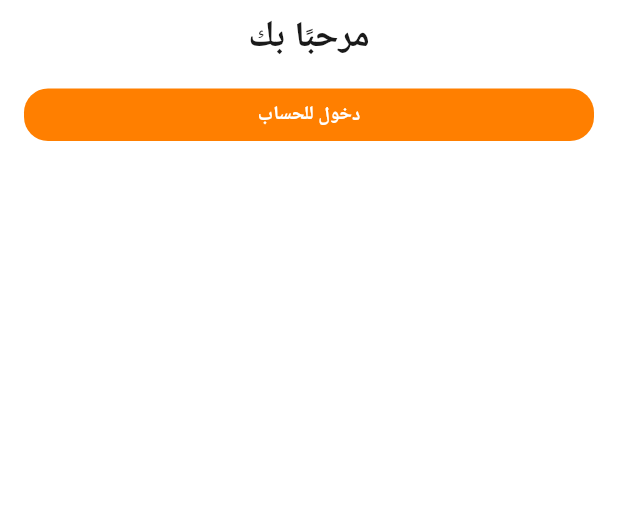
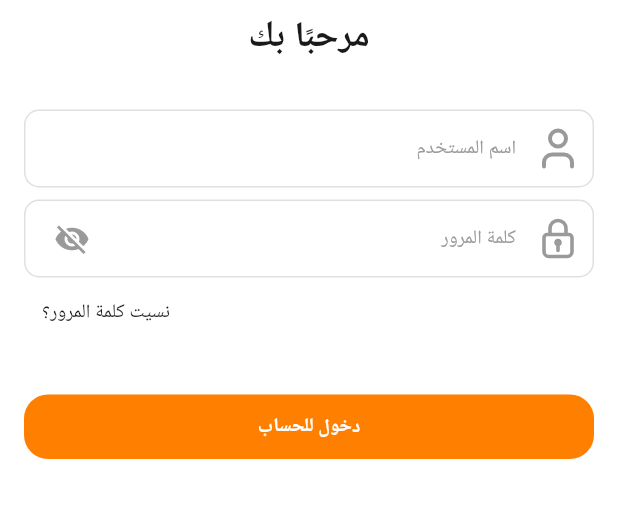
Before and after one commit to AhmedNasser24/Bastogah_app, a Flutter app: the screen it shows after launch, on a phone screen of 412 x 824 dp, the part 153-671 px from its top. Run offline on Flutter 3.47's test engine with Material 3 defaults, Android fonts, the light colour scheme and no system bars; our stand-ins replace easy_localization, flutter_svg, gap, go_router; Roboto replaces fonts that are missing (Cairo).

Commit message:
make username and password field

```diff
--- a/assets/translations/ar.json
+++ b/assets/translations/ar.json
@@ -1,6 +1,9 @@
 {
   "merchant": {
     "welcome": "مرحبًا بك",
-    "login": "دخول للحساب"
+    "login": "دخول للحساب",
+    "username_hint": "اسم المستخدم",
+    "password_hint": "كلمة المرور",
+    "forget_password": "نسيت كلمة المرور؟"
   }
 }
--- a/lib/core/responsive_helper/responsive_size.dart
+++ b/lib/core/responsive_helper/responsive_size.dart
@@ -16,10 +16,10 @@ double getScaleFactor(BuildContext context) {
   double screenWidth = context.screenWidth;
 
   if (screenWidth < SizeConfig.mobileBreakpoint) {
-    return screenWidth / 430; // Mobile
+    return screenWidth / 360; // Mobile
   } else if (screenWidth < SizeConfig.tabletBreakpoint) {
-    return screenWidth / 1100; // Tablet
+    return screenWidth / 1000; // Tablet
   } else {
-    return screenWidth / 1400; // Desktop
+    return screenWidth / 1500; // Desktop
   }
 }
--- a/lib/core/theme/app_font_style.dart
+++ b/lib/core/theme/app_font_style.dart
@@ -14,4 +14,14 @@ class AppFontStyle {
     fontSize: responsiveSize(context, 30),
     fontWeight: FontWeight.bold,
   );
+  static TextStyle regular16grey(BuildContext context) => TextStyle(
+    color: AppColors.grey,
+    fontSize: responsiveSize(context, 16),
+    fontWeight: FontWeight.normal,
+  );
+  static TextStyle regular16black1A(BuildContext context) => TextStyle(
+    color: AppColors.black1A,
+    fontSize: responsiveSize(context, 16),
+    fontWeight: FontWeight.normal,
+  );
 }
--- a/lib/core/widgets/custom_button.dart
+++ b/lib/core/widgets/custom_button.dart
@@ -36,7 +36,7 @@ class CustomButton extends StatelessWidget {
         borderRadius != null ? borderRadius! : 16.0,
       ),
       child: Container(
-        padding: const EdgeInsets.symmetric(vertical: 8, horizontal: 16),
+        padding: const EdgeInsets.symmetric(vertical: 12, horizontal: 16),
         width: width,
         constraints: BoxConstraints(maxWidth: maxWidth),
         decoration: BoxDecoration(
--- a/lib/core/widgets/custom_text_form_field.dart
+++ b/lib/core/widgets/custom_text_form_field.dart
@@ -1,121 +1,121 @@
-// import 'package:chef_app/core/utils/themes/app_colors.dart';
-// import 'package:chef_app/core/utils/themes/app_font_style.dart';
-// import 'package:flutter/material.dart';
-// import 'package:flutter/services.dart';
-// import 'package:gap/gap.dart';
+import 'package:flutter/material.dart';
+import 'package:flutter/services.dart';
 
-// class CustomTextFormField extends StatelessWidget {
-//   const CustomTextFormField({
-//     super.key,
-//     this.hintText,
-//     this.keyboardType,
-//     this.obscureText,
-//     this.suffixIcon,
-//     this.prefixIcon,
-//     this.validator,
-//     this.onChanged,
-//     this.onSaved,
-//     this.onTap,
-//     this.readOnly = false,
-//     this.controller,
-//     this.maxLines = 1,
-//     this.hintStyle,
-//     this.textStyle,
-//     this.filled,
-//     this.fillColor,
-//     this.borderSide,
-//     this.autovalidateMode,
-//     this.inputFormatters,
-//     this.title,
-//     this.borderWidth,
-//     this.borderColor,
-//   });
-//   final String? hintText;
-//   final TextInputType? keyboardType;
-//   final bool? obscureText;
-//   final Widget? suffixIcon, prefixIcon;
-//   final String? Function(String?)? validator;
-//   final void Function(String)? onChanged;
-//   final void Function(String?)? onSaved;
-//   final void Function()? onTap;
-//   final bool readOnly;
-//   final TextEditingController? controller;
-//   final int? maxLines;
-//   final TextStyle? textStyle, hintStyle;
-//   final Color? fillColor;
-//   final bool? filled;
-//   final double? borderSide;
-//   final AutovalidateMode? autovalidateMode;
-//   final List<TextInputFormatter>? inputFormatters;
-//   final String? title;
-//   final double? borderWidth ;
-//   final Color? borderColor ;
-//   @override
-//   Widget build(BuildContext context) {
-//     return Column(
-//       crossAxisAlignment: CrossAxisAlignment.start,
-//       mainAxisSize: MainAxisSize.min,
-//       children: [
-//         if (title != null) ...{
-//           Text(title!, style: AppFontStyle.regular16WhiteE7),
-//           const Gap(6),
-//         },
+import '../theme/app_colors.dart';
+import '../theme/app_font_style.dart';
 
-//         TextFormField(
-//           autovalidateMode: AutovalidateMode.onUserInteraction,
-//           inputFormatters: inputFormatters,
-//           controller: controller,
-//           keyboardType: keyboardType,
-//           obscureText: obscureText ?? false,
-//           obscuringCharacter: '.',
-//           validator: validator,
-//           onChanged: onChanged,
-//           onSaved: onSaved,
-//           onTap: onTap,
-//           readOnly: readOnly,
-//           maxLines: maxLines,
-//           style: AppFontStyle.regular14White,
+class CustomTextFormField extends StatelessWidget {
+  const CustomTextFormField({
+    super.key,
+    this.hintText,
+    this.keyboardType,
+    this.obscureText,
+    this.suffixIcon,
+    this.prefixIcon,
+    this.validator,
+    this.onChanged,
+    this.onSaved,
+    this.onTap,
+    this.readOnly = false,
+    this.controller,
+    this.maxLines = 1,
+    this.hintStyle,
+    this.textStyle,
+    this.filled = false,
+    this.fillColor = AppColors.white,
+    this.borderSide,
+    this.autovalidateMode,
+    this.inputFormatters,
+    this.title,
+    this.borderWidth,
+    this.borderColor = AppColors.lightGrey,
+  });
+  final String? hintText;
+  final TextInputType? keyboardType;
+  final bool? obscureText;
+  final Widget? suffixIcon, prefixIcon;
+  final String? Function(String?)? validator;
+  final void Function(String)? onChanged;
+  final void Function(String?)? onSaved;
+  final void Function()? onTap;
+  final bool readOnly;
+  final TextEditingController? controller;
+  final int? maxLines;
+  final TextStyle? textStyle, hintStyle;
+  final Color? fillColor;
+  final bool filled;
+  final double? borderSide;
+  final AutovalidateMode? autovalidateMode;
+  final List<TextInputFormatter>? inputFormatters;
+  final String? title;
+  final double? borderWidth;
+  final Color borderColor;
+  @override
+  Widget build(BuildContext context) {
+    return Column(
+      crossAxisAlignment: CrossAxisAlignment.start,
+      mainAxisSize: MainAxisSize.min,
+      children: [
+        // if (title != null) ...{
+        //   Text(title!, style: AppFontStyle.regular16WhiteE7),
+        //   const Gap(6),
+        // },
+        TextFormField(
+          autovalidateMode: AutovalidateMode.onUserInteraction,
+          inputFormatters: inputFormatters,
+          controller: controller,
+          keyboardType: keyboardType,
+          obscureText: obscureText ?? false,
+          obscuringCharacter: '.',
+          validator: validator,
+          onChanged: onChanged,
+          onSaved: onSaved,
+          onTap: onTap,
+          readOnly: readOnly,
+          maxLines: maxLines,
+          style: AppFontStyle.regular16grey(context),
 
-//           decoration: InputDecoration(
-//             contentPadding: const EdgeInsets.all(16),
+          decoration: InputDecoration(
+            contentPadding: const EdgeInsets.all(16),
 
-//             prefixIcon: prefixIcon,
-//             suffixIcon: Padding(
-//               padding: const EdgeInsets.symmetric(horizontal: 8.0),
-//               child: suffixIcon,
-//             ),
-//             fillColor: fillColor ?? AppColors.black11,
-//             filled: true,
-//             hintText: hintText,
-//             hintStyle: AppFontStyle.regular14WhiteFA,
-//             enabledBorder: enableOutlineInputBorder(),
-//             focusedBorder: focusOutlineInputBorder(),
-//             border: enableOutlineInputBorder(),
-//             errorBorder: errorOutlineInputBorder(),
-//             disabledBorder: enableOutlineInputBorder(),
-//           ),
-//         ),
-//       ],
-//     );
-//   }
+            prefixIcon: prefixIcon,
+            suffixIcon: Padding(
+              padding: const EdgeInsets.symmetric(horizontal: 8.0),
+              child: suffixIcon,
+            ),
+            fillColor: fillColor,
+            filled: filled,
+            hintText: hintText,
+            hintStyle: hintStyle ?? AppFontStyle.regular16grey(context),
+            enabledBorder: enableOutlineInputBorder(),
+            focusedBorder: focusOutlineInputBorder(),
+            border: enableOutlineInputBorder(),
+            errorBorder: errorOutlineInputBorder(),
+            disabledBorder: enableOutlineInputBorder(),
+          ),
+        ),
+      ],
+    );
+  }
 
-//   OutlineInputBorder enableOutlineInputBorder() {
-//     return OutlineInputBorder(
-//       borderRadius: BorderRadius.circular(8.0),
-//       borderSide:  BorderSide(width: borderWidth ?? 1, color: borderColor ?? AppColors.black11),
-//     );
-//   }
+  OutlineInputBorder enableOutlineInputBorder() {
+    return OutlineInputBorder(
+      borderRadius: BorderRadius.circular(10),
+      borderSide: BorderSide(width: borderWidth ?? 1, color: borderColor),
+    );
+  }
 
-//   OutlineInputBorder focusOutlineInputBorder() {
-//     return OutlineInputBorder(
-//       borderRadius: BorderRadius.circular(8.0),
-//       borderSide:  BorderSide(width: borderWidth ?? 1, color: borderColor ?? AppColors.black11),
-//     );
-//   }
-//   OutlineInputBorder errorOutlineInputBorder() {
-//     return OutlineInputBorder(
-//       borderRadius: BorderRadius.circular(8.0),
-//       borderSide:  BorderSide(width: 1,  color:  Colors.red),
-//     );
-//   }
-// }
+  OutlineInputBorder focusOutlineInputBorder() {
+    return OutlineInputBorder(
+      borderRadius: BorderRadius.circular(10),
+      borderSide: BorderSide(width: borderWidth ?? 1, color: borderColor),
+    );
+  }
+
+  OutlineInputBorder errorOutlineInputBorder() {
+    return OutlineInputBorder(
+      borderRadius: BorderRadius.circular(10),
+      borderSide: BorderSide(width: 1, color: AppColors.red),
+    );
+  }
+}
--- a/lib/features/merchant_feature/auth/presentation/views/merchant_login_view.dart
+++ b/lib/features/merchant_feature/auth/presentation/views/merchant_login_view.dart
@@ -1,5 +1,8 @@
 import 'package:bastogah_app/core/theme/app_font_style.dart';
 import 'package:bastogah_app/core/theme/app_images.dart';
+import 'package:bastogah_app/features/merchant_feature/auth/presentation/widgets/forget_password_text_button.dart';
+import 'package:bastogah_app/features/merchant_feature/auth/presentation/widgets/merchant_password_field.dart';
+import 'package:bastogah_app/features/merchant_feature/auth/presentation/widgets/merchant_user_name_field.dart';
 import 'package:easy_localization/easy_localization.dart';
 import 'package:flutter/material.dart';
 import 'package:gap/gap.dart';
@@ -32,8 +35,14 @@ class _MerchantLoginViewState extends State<MerchantLoginView> {
                     'merchant.welcome'.tr(),
                     style: AppFontStyle.bold30black1A(context),
                   ),
-                  Gap(16),
+                  Gap(30),
+                  MerchantUserNameField(),
+                  Gap(8),
+                  MerchantPasswordField(),
+                  ForgetPasswordTextButton(),
+                  Gap(30),
                   MerchantLoginButton(),
+                  Gap(30),
                 ],
               ),
             ),
--- /dev/null
+++ b/lib/features/merchant_feature/auth/presentation/widgets/forget_password_text_button.dart
@@ -0,0 +1,21 @@
+import 'package:bastogah_app/core/theme/app_font_style.dart';
+import 'package:easy_localization/easy_localization.dart';
+import 'package:flutter/material.dart';
+
+class ForgetPasswordTextButton extends StatelessWidget {
+  const ForgetPasswordTextButton({super.key});
+
+  @override
+  Widget build(BuildContext context) {
+    return Align(
+      alignment: AlignmentDirectional.centerEnd,
+      child: TextButton(
+        onPressed: () {},
+        child: Text(
+          'merchant.forget_password'.tr(),
+          style: AppFontStyle.regular16black1A(context),
+        ),
+      ),
+    );
+  }
+}
--- /dev/null
+++ b/lib/features/merchant_feature/auth/presentation/widgets/merchant_password_field.dart
@@ -0,0 +1,39 @@
+import 'package:bastogah_app/core/theme/app_colors.dart';
+import 'package:bastogah_app/core/widgets/custom_text_form_field.dart';
+import 'package:easy_localization/easy_localization.dart';
+import 'package:flutter/material.dart';
+import 'package:flutter_svg/flutter_svg.dart';
+
+import '../../../../../core/theme/app_icons.dart';
+
+class MerchantPasswordField extends StatefulWidget {
+  const MerchantPasswordField({super.key});
+
+  @override
+  State<MerchantPasswordField> createState() => _MerchantPasswordFieldState();
+}
+
+class _MerchantPasswordFieldState extends State<MerchantPasswordField> {
+  bool obscureText = true;
+  @override
+  Widget build(BuildContext context) {
+    return CustomTextFormField(
+      hintText: "merchant.password_hint".tr(),
+      prefixIcon: Padding(
+        padding: const EdgeInsets.all(8.0),
+        child: SvgPicture.asset(AppIcons.iconsLockIcon),
+      ),
+      obscureText: obscureText,
+      suffixIcon: IconButton(
+        onPressed: () {
+          setState(() {
+            obscureText = !obscureText;
+          });
+        },
+        icon: obscureText
+            ? Icon(Icons.visibility_off, size: 24, color: AppColors.grey)
+            : Icon(Icons.visibility, size: 24, color: AppColors.grey),
+      ),
+    );
+  }
+}
--- /dev/null
+++ b/lib/features/merchant_feature/auth/presentation/widgets/merchant_user_name_field.dart
@@ -0,0 +1,21 @@
+import 'package:bastogah_app/core/widgets/custom_text_form_field.dart';
+import 'package:easy_localization/easy_localization.dart';
+import 'package:flutter/material.dart';
+import 'package:flutter_svg/flutter_svg.dart';
+
+import '../../../../../core/theme/app_icons.dart';
+
+class MerchantUserNameField extends StatelessWidget {
+  const MerchantUserNameField({super.key});
+
+  @override
+  Widget build(BuildContext context) {
+    return CustomTextFormField(
+      hintText: "merchant.username_hint".tr(),
+      prefixIcon: Padding(
+        padding: const EdgeInsets.all(8.0),
+        child: SvgPicture.asset(AppIcons.iconsUsernameIcon),
+      ),
+    );
+  }
+}
```
